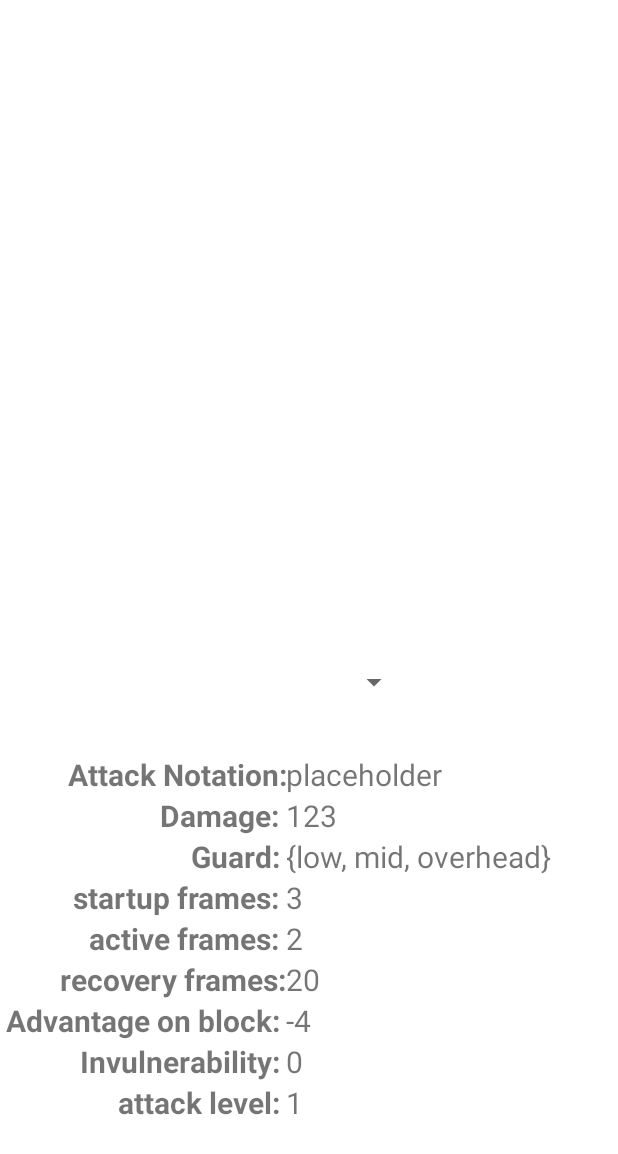
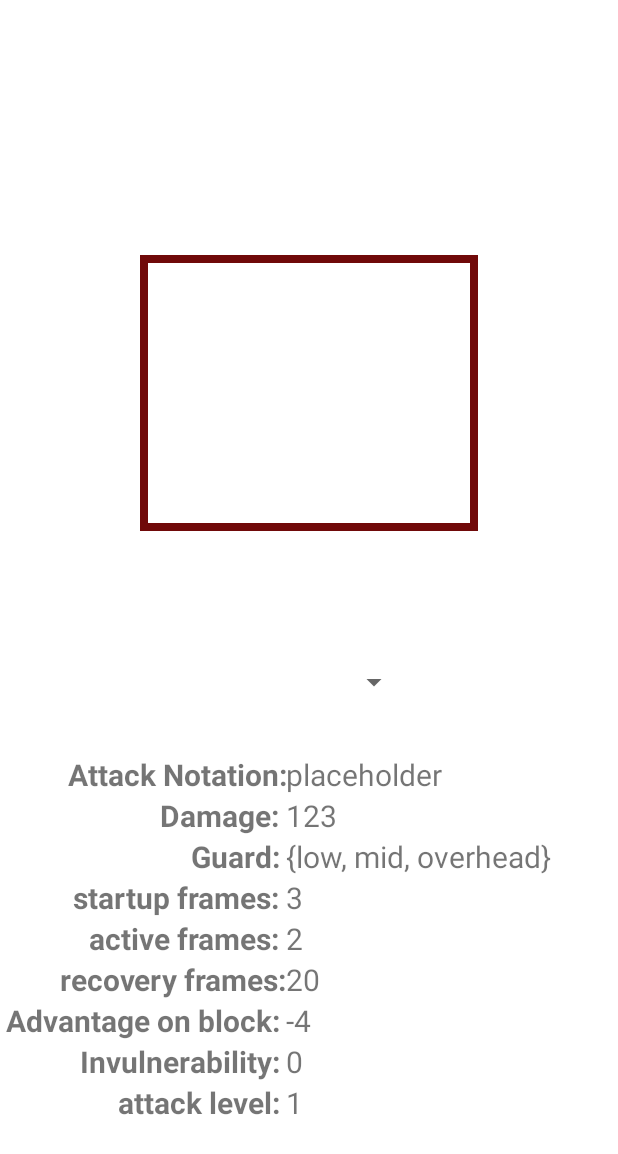
Before and after one commit to BenjaminLopezLagos/ProyectoDAA, an Android app: the layout fragment_character_data.xml on its own in the app's theme, with its tools: preview values and no code run, on a phone screen of 412 x 824 dp. Shown: the top 1154 px of the screen. Run offline under Robolectric (Android 15) with nearby library versions, the phone set to English and light mode, and no system bars.

Commit message:
ui changes

```diff
--- /dev/null
+++ b/app/src/main/res/drawable/border.xml
@@ -0,0 +1,7 @@
+<?xml version="1.0" encoding="utf-8"?>
+<shape xmlns:android="http://schemas.android.com/apk/res/android">
+    <solid android:color="#FFFFFF" />
+    <stroke android:width="5dp" android:color="#700909" />
+    <padding android:left="1dp" android:top="1dp" android:right="1dp"
+        android:bottom="1dp" />
+</shape>
--- a/app/src/main/res/layout/activity_main.xml
+++ b/app/src/main/res/layout/activity_main.xml
@@ -23,6 +23,7 @@
         android:layout_marginStart="16dp"
         android:layout_marginTop="16dp"
         android:text="Glosario"
+        app:icon="?android:attr/actionModeFindDrawable"
         app:layout_constraintStart_toStartOf="parent"
         app:layout_constraintTop_toTopOf="parent" />
 
--- a/app/src/main/res/layout/fragment_character_data.xml
+++ b/app/src/main/res/layout/fragment_character_data.xml
@@ -234,6 +234,7 @@
             android:layout_height="184dp"
             android:layout_marginTop="150dp"
             android:layout_marginBottom="53dp"
+            android:background="@drawable/border"
             app:layout_constraintBottom_toTopOf="@+id/SelectMoveSpinner"
             app:layout_constraintEnd_toEndOf="parent"
             app:layout_constraintStart_toStartOf="parent"
--- a/app/src/main/res/layout/fragment_glossary.xml
+++ b/app/src/main/res/layout/fragment_glossary.xml
@@ -18,8 +18,10 @@
             android:layout_marginTop="167dp"
             android:layout_marginBottom="188dp"
             android:scrollbars="vertical"
+            android:textSize="16sp"
             app:layout_constraintBottom_toBottomOf="parent"
             app:layout_constraintEnd_toEndOf="parent"
+            app:layout_constraintHorizontal_bias="0.5"
             app:layout_constraintStart_toStartOf="parent"
             app:layout_constraintTop_toTopOf="parent" />
 
@@ -42,6 +44,7 @@
             android:layout_marginEnd="24dp"
             android:layout_marginBottom="15dp"
             android:text="Search"
+            app:icon="@android:drawable/ic_menu_search"
             app:layout_constraintBottom_toBottomOf="parent"
             app:layout_constraintEnd_toEndOf="parent" />
 
--- a/app/src/main/res/values/strings.xml
+++ b/app/src/main/res/values/strings.xml
@@ -1,5 +1,5 @@
 <resources>
-    <string name="app_name">ProyectoDAA</string>
+    <string name="app_name">FGWiki</string>
     <!-- TODO: Remove or change this placeholder text -->
     <string name="select_move">Select Move.</string>
     <string name="attack_notation">Attack Notation:</string>
```
